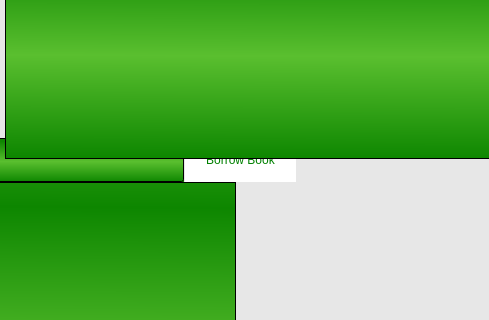
Qt form LibManager/LibManager/userdashboard.ui (SinaErdem/OOP_Group11) before a commit; both pictures show x 535 to 1024 and y 112 to 432 of the 1024 by 576 pixel window.
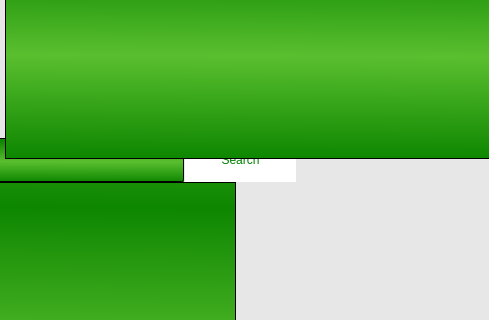
The same form after that commit. Icons and pictures are not drawn.

The edit to the form file:
```diff
--- a/LibManager/LibManager/userdashboard.ui
+++ b/LibManager/LibManager/userdashboard.ui
@@ -236,7 +236,7 @@
 </string>
    </property>
    <property name="text">
-    <string>Borrow Book</string>
+    <string>Search</string>
    </property>
   </widget>
   <widget class="QTableWidget" name="barrowedbooks">
```
